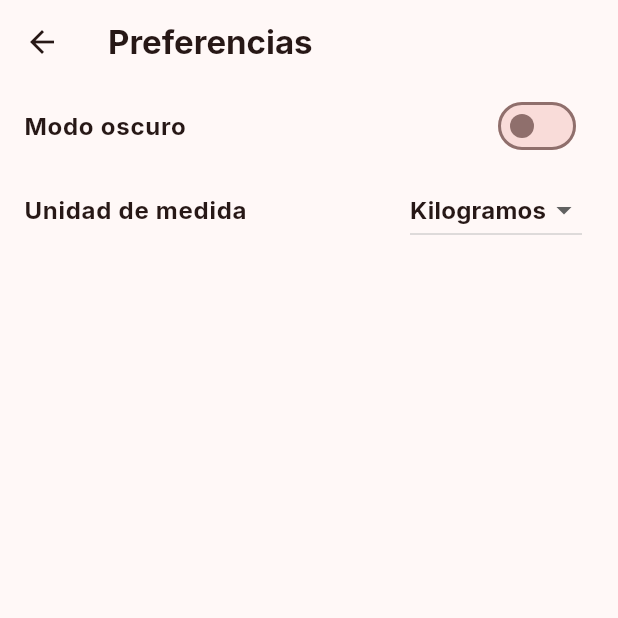
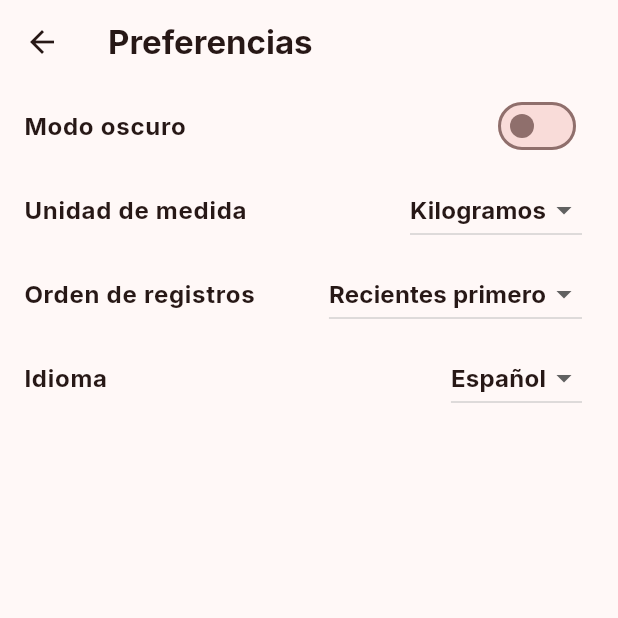
Before and after one commit to FernandaCatalan/CherryBlock, a Flutter app: the screen it shows after launch, after a tap on "Preferencias", on a phone screen of 412 x 824 dp, the top half of it. Run offline on Flutter 3.47's test engine with Material 3 defaults, Android fonts, the phone set to English and light mode, and no system bars; our stand-ins replace flutter_rating_bar, google_fonts, logger, shared_preferences, sqflite; missing offline and left inert: nfc_manager; accounts and stored records are empty.

Commit message:
preferences

```diff
--- a/lib/main.dart
+++ b/lib/main.dart
@@ -2,25 +2,41 @@
 import 'package:google_fonts/google_fonts.dart';
 import 'package:logger/logger.dart';
 import 'package:provider/provider.dart';
+import 'package:shared_preferences/shared_preferences.dart';
 import 'package:cherry_block/theme/util.dart';
 import 'package:cherry_block/theme/theme.dart';
 import 'package:cherry_block/provider/theme_provider.dart';
 import 'pages/splash_screen.dart';
 import 'pages/preferences_view.dart';
+import 'provider/app_preferences_provider.dart';
 
 Future<void> main() async {
   WidgetsFlutterBinding.ensureInitialized();
 
+  final prefs = await SharedPreferences.getInstance();
+  final order = prefs.getString('order') ?? 'Recientes primero';
+  final language = prefs.getString('language') ?? 'Español';
+
   runApp(
-    ChangeNotifierProvider(
-      create: (_) => ThemeProvider(),
+    MultiProvider(
+      providers: [
+        ChangeNotifierProvider(create: (_) => ThemeProvider()),
+        ChangeNotifierProvider(create: (_) => AppPreferencesProvider()),
+      ],
       child: const MyApp(),
     ),
   );
 }
 
 class MyApp extends StatefulWidget {
-  const MyApp({super.key});
+  final String initialOrder;
+  final String initialLanguage;
+
+  const MyApp({
+    super.key,
+    this.initialOrder = 'Recientes primero',
+    this.initialLanguage = 'Español',
+  });
 
   @override
   State<MyApp> createState() => _MyAppState();
@@ -31,11 +47,17 @@
   late MaterialTheme theme;
   late TextTheme textTheme;
 
+  late String order;
+  late String language;
+
   @override
   void initState() {
     super.initState();
     WidgetsBinding.instance.addObserver(this);
     brightness = WidgetsBinding.instance.platformDispatcher.platformBrightness;
+
+    order = widget.initialOrder;
+    language = widget.initialLanguage;
   }
 
   @override
--- a/lib/pages/preferences_view.dart
+++ b/lib/pages/preferences_view.dart
@@ -2,6 +2,7 @@ import 'package:flutter/material.dart';
 import 'package:shared_preferences/shared_preferences.dart';
 import 'package:provider/provider.dart';
 import 'package:cherry_block/provider/theme_provider.dart';
+import 'package:cherry_block/provider/app_preferences_provider.dart';
 
 class PreferencesView extends StatefulWidget {
   const PreferencesView({super.key});
@@ -16,38 +17,44 @@ class _PreferencesViewState extends State<PreferencesView> {
   @override
   void initState() {
     super.initState();
-    loadPreferences();
+    loadUnitPreference();
   }
 
-  Future<void> loadPreferences() async {
+  Future<void> loadUnitPreference() async {
     final prefs = await SharedPreferences.getInstance();
     setState(() {
       unit = prefs.getString('unit') ?? "kg";
     });
   }
 
-  Future<void> savePreferences() async {
+  Future<void> saveUnitPreference(String value) async {
     final prefs = await SharedPreferences.getInstance();
-    await prefs.setString('unit', unit);
+    await prefs.setString('unit', value);
   }
 
   @override
   Widget build(BuildContext context) {
     final themeProvider = Provider.of<ThemeProvider>(context);
+    final appPrefs = Provider.of<AppPreferencesProvider>(context);
 
     return Scaffold(
-      appBar: AppBar(title: const Text("Preferencias")),
+      appBar: AppBar(
+        title: Text(appPrefs.language == "Español" ? "Preferencias" : "Preferences"),
+      ),
       body: ListView(
         children: [
+          // Modo oscuro
           SwitchListTile(
-            title: const Text("Modo oscuro"),
+            title: Text(appPrefs.language == "Español" ? "Modo oscuro" : "Dark Mode"),
             value: themeProvider.isDark,
             onChanged: (value) {
               themeProvider.toggleTheme(value);
             },
           ),
+
+          // Unidad de medida
           ListTile(
-            title: const Text("Unidad de medida"),
+            title: Text(appPrefs.language == "Español" ? "Unidad de medida" : "Unit"),
             trailing: DropdownButton<String>(
               value: unit,
               items: const [
@@ -56,7 +63,37 @@ class _PreferencesViewState extends State<PreferencesView> {
               ],
               onChanged: (value) {
                 setState(() => unit = value!);
-                savePreferences();
+                saveUnitPreference(unit);
+              },
+            ),
+          ),
+
+          // Orden de registros
+          ListTile(
+            title: Text(appPrefs.language == "Español" ? "Orden de registros" : "Record Order"),
+            trailing: DropdownButton<String>(
+              value: appPrefs.order,
+              items: const [
+                DropdownMenuItem(value: "Recientes primero", child: Text("Recientes primero")),
+                DropdownMenuItem(value: "Antiguos primero", child: Text("Antiguos primero")),
+              ],
+              onChanged: (value) {
+                if (value != null) appPrefs.setOrder(value);
+              },
+            ),
+          ),
+
+          // Idioma
+          ListTile(
+            title: Text(appPrefs.language == "Español" ? "Idioma" : "Language"),
+            trailing: DropdownButton<String>(
+              value: appPrefs.language,
+              items: const [
+                DropdownMenuItem(value: "Español", child: Text("Español")),
+                DropdownMenuItem(value: "Inglés", child: Text("Inglés")),
+              ],
+              onChanged: (value) {
+                if (value != null) appPrefs.setLanguage(value);
               },
             ),
           ),
--- /dev/null
+++ b/lib/pages/translations.dart
@@ -0,0 +1,20 @@
+const translations = {
+  'Español': {
+    'preferences': 'Preferencias',
+    'unit': 'Unidad de medida',
+    'dark_mode': 'Modo oscuro',
+    'order': 'Orden de registros',
+    'language': 'Idioma',
+    'home_title': 'Registros de Cosecha',
+    'no_records': 'No hay registros',
+  },
+  'Inglés': {
+    'preferences': 'Preferences',
+    'unit': 'Unit',
+    'dark_mode': 'Dark Mode',
+    'order': 'Record Order',
+    'language': 'Language',
+    'home_title': 'Harvest Records',
+    'no_records': 'No records found',
+  },
+};
--- /dev/null
+++ b/lib/provider/app_preferences_provider.dart
@@ -0,0 +1,35 @@
+import 'package:flutter/material.dart';
+import 'package:shared_preferences/shared_preferences.dart';
+
+class AppPreferencesProvider with ChangeNotifier {
+  String _order = 'Recientes primero';
+  String _language = 'Español';
+
+  String get order => _order;
+  String get language => _language;
+
+  AppPreferencesProvider() {
+    _loadPreferences();
+  }
+
+  Future<void> _loadPreferences() async {
+    final prefs = await SharedPreferences.getInstance();
+    _order = prefs.getString('order') ?? 'Recientes primero';
+    _language = prefs.getString('language') ?? 'Español';
+    notifyListeners();
+  }
+
+  Future<void> setOrder(String value) async {
+    _order = value;
+    final prefs = await SharedPreferences.getInstance();
+    await prefs.setString('order', value);
+    notifyListeners();
+  }
+
+  Future<void> setLanguage(String value) async {
+    _language = value;
+    final prefs = await SharedPreferences.getInstance();
+    await prefs.setString('language', value);
+    notifyListeners();
+  }
+}
```
Also changed, not shown: lib/provider/preferences_provider.dart (added, +51 -0 lines), 1 other file.
